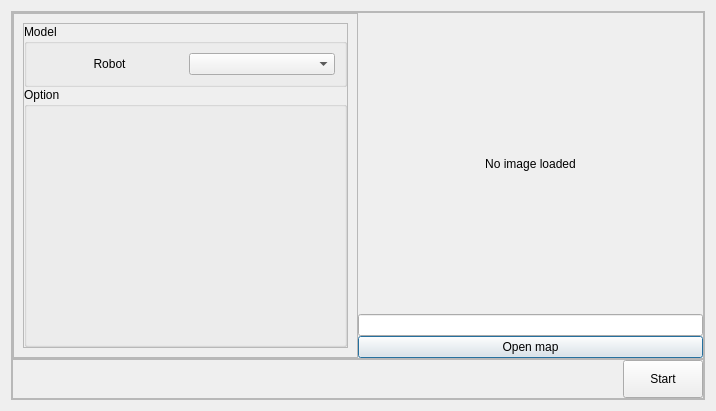
This is code/Multi-Agent-Simulator/dlgROSNavigation.ui in mhpark-etri/Multi-Agent-Simulator as Qt 5 draws it before an edit. The edited form follows.
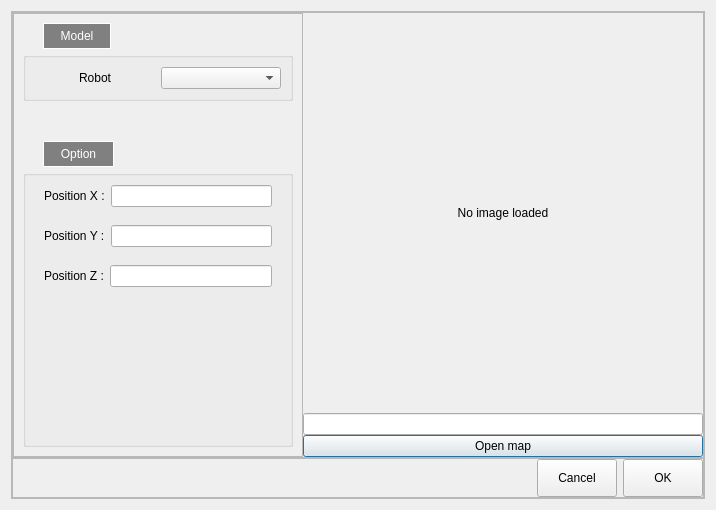
This is the edited form.

```diff
--- a/code/Multi-Agent-Simulator/dlgROSNavigation.ui
+++ b/code/Multi-Agent-Simulator/dlgROSNavigation.ui
@@ -11,7 +11,7 @@
    </rect>
   </property>
   <property name="windowTitle">
-   <string>ROS-Navigation</string>
+   <string>Collaboration Setting</string>
   </property>
   <layout class="QVBoxLayout" name="verticalLayout">
    <item>
@@ -84,7 +84,7 @@
                    <rect>
                     <x>0</x>
                     <y>0</y>
-                    <width>338</width>
+                    <width>288</width>
                     <height>335</height>
                    </rect>
                   </property>
@@ -92,7 +92,7 @@
                    <item>
                     <widget class="QFrame" name="frame_4">
                      <property name="frameShape">
-                      <enum>QFrame::StyledPanel</enum>
+                      <enum>QFrame::NoFrame</enum>
                      </property>
                      <property name="frameShadow">
                       <enum>QFrame::Raised</enum>
@@ -114,9 +114,9 @@
                        <number>0</number>
                       </property>
                       <item>
-                       <layout class="QVBoxLayout" name="verticalLayout_7" stretch="0,1">
+                       <layout class="QVBoxLayout" name="verticalLayout_7" stretch="0,0,1">
                         <item>
-                         <widget class="QGroupBox" name="groupBox">
+                         <widget class="QGroupBox" name="gbCollaborationSettingModel">
                           <property name="sizePolicy">
                            <sizepolicy hsizetype="Preferred" vsizetype="Expanding">
                             <horstretch>0</horstretch>
@@ -129,6 +129,22 @@
                             <height>0</height>
                            </size>
                           </property>
+                          <property name="styleSheet">
+                           <string notr="true">QGroupBox#gbCollaborationSettingModel {
+    border: 1px solid 	darkgray;
+    margin-top: 15px;
+	color:white
+}
+
+QGroupBox#gbCollaborationSettingModel::title {
+    subcontrol-position: top left;
+    border: 1px solid white;
+    background-color: gray;
+    padding: 5px 15px 5px 15px;
+    top: -15px;
+	left: 20px;
+}</string>
+                          </property>
                           <property name="title">
                            <string>Model</string>
                           </property>
@@ -140,7 +156,7 @@
                             <number>0</number>
                            </property>
                            <property name="topMargin">
-                            <number>0</number>
+                            <number>15</number>
                            </property>
                            <property name="rightMargin">
                             <number>0</number>
@@ -177,10 +193,126 @@
                          </widget>
                         </item>
                         <item>
-                         <widget class="QGroupBox" name="groupBox_2">
+                         <spacer name="verticalSpacer_2">
+                          <property name="orientation">
+                           <enum>Qt::Vertical</enum>
+                          </property>
+                          <property name="sizeHint" stdset="0">
+                           <size>
+                            <width>20</width>
+                            <height>40</height>
+                           </size>
+                          </property>
+                         </spacer>
+                        </item>
+                        <item>
+                         <widget class="QGroupBox" name="gbCollaborationSettingOption">
+                          <property name="styleSheet">
+                           <string notr="true">QGroupBox#gbCollaborationSettingOption {
+    border: 1px solid 	darkgray;
+    margin-top: 15px;
+	color:white
+}
+
+QGroupBox#gbCollaborationSettingOption::title {
+    subcontrol-position: top left;
+    border: 1px solid white;
+    background-color: gray;
+    padding: 5px 15px 5px 15px;
+    top: -15px;
+	left: 20px;
+}</string>
+                          </property>
                           <property name="title">
                            <string>Option</string>
                           </property>
+                          <layout class="QVBoxLayout" name="verticalLayout_8">
+                           <property name="spacing">
+                            <number>0</number>
+                           </property>
+                           <property name="topMargin">
+                            <number>15</number>
+                           </property>
+                           <item>
+                            <widget class="QFrame" name="frame_6">
+                             <property name="frameShape">
+                              <enum>QFrame::NoFrame</enum>
+                             </property>
+                             <property name="frameShadow">
+                              <enum>QFrame::Raised</enum>
+                             </property>
+                             <layout class="QHBoxLayout" name="horizontalLayout_8">
+                              <item>
+                               <widget class="QLabel" name="label_2">
+                                <property name="text">
+                                 <string>Position X :</string>
+                                </property>
+                               </widget>
+                              </item>
+                              <item>
+                               <widget class="QLineEdit" name="ledtROSNaviRobotsPosX"/>
+                              </item>
+                             </layout>
+                            </widget>
+                           </item>
+                           <item>
+                            <widget class="QFrame" name="frame_7">
+                             <property name="frameShape">
+                              <enum>QFrame::NoFrame</enum>
+                             </property>
+                             <property name="frameShadow">
+                              <enum>QFrame::Raised</enum>
+                             </property>
+                             <layout class="QHBoxLayout" name="horizontalLayout_9">
+                              <item>
+                               <widget class="QLabel" name="label_3">
+                                <property name="text">
+                                 <string>Position Y :</string>
+                                </property>
+                               </widget>
+                              </item>
+                              <item>
+                               <widget class="QLineEdit" name="ledtROSNaviRobotsPosY"/>
+                              </item>
+                             </layout>
+                            </widget>
+                           </item>
+                           <item>
+                            <widget class="QFrame" name="frame_8">
+                             <property name="frameShape">
+                              <enum>QFrame::NoFrame</enum>
+                             </property>
+                             <property name="frameShadow">
+                              <enum>QFrame::Raised</enum>
+                             </property>
+                             <layout class="QHBoxLayout" name="horizontalLayout_10">
+                              <item>
+                               <widget class="QLabel" name="label_4">
+                                <property name="text">
+                                 <string>Position Z :</string>
+                                </property>
+                               </widget>
+                              </item>
+                              <item>
+                               <widget class="QLineEdit" name="ledtROSNaviRobotsPosZ"/>
+                              </item>
+                             </layout>
+                            </widget>
+                           </item>
+                           <item>
+                            <spacer name="verticalSpacer">
+                             <property name="orientation">
+                              <enum>Qt::Vertical</enum>
+                             </property>
+                             <property name="sizeHint" stdset="0">
+                              <size>
+                               <width>20</width>
+                               <height>40</height>
+                              </size>
+                             </property>
+                            </spacer>
+                           </item>
+                          </layout>
                          </widget>
                         </item>
                        </layout>
@@ -195,9 +327,21 @@
               </layout>
              </item>
              <item>
-              <layout class="QVBoxLayout" name="verticalLayout_4">
+              <layout class="QVBoxLayout" name="verticalLayout_4" stretch="0,1,0">
                <item>
                 <widget class="QLabel" name="lbROSNavigationMapImg">
+                 <property name="sizePolicy">
+                  <sizepolicy hsizetype="Fixed" vsizetype="Fixed">
+                   <horstretch>0</horstretch>
+                   <verstretch>0</verstretch>
+                  </sizepolicy>
+                 </property>
+                 <property name="minimumSize">
+                  <size>
+                   <width>400</width>
+                   <height>400</height>
+                  </size>
+                 </property>
                  <property name="text">
                   <string>No image loaded</string>
                  </property>
@@ -272,7 +416,7 @@
            <item>
             <layout class="QHBoxLayout" name="horizontalLayout_3">
              <property name="spacing">
-              <number>0</number>
+              <number>6</number>
              </property>
              <item>
               <spacer name="horizontalSpacer">
@@ -287,6 +431,19 @@
                </property>
               </spacer>
              </item>
+             <item>
+              <widget class="QPushButton" name="btnROSNavigationCancel">
+               <property name="sizePolicy">
+                <sizepolicy hsizetype="Minimum" vsizetype="Preferred">
+                 <horstretch>0</horstretch>
+                 <verstretch>0</verstretch>
+                </sizepolicy>
+               </property>
+               <property name="text">
+                <string>Cancel</string>
+               </property>
+              </widget>
+             </item>
              <item>
               <widget class="QPushButton" name="btnROSNavigationStart">
                <property name="sizePolicy">
@@ -296,7 +453,7 @@
                 </sizepolicy>
                </property>
                <property name="text">
-                <string>Start</string>
+                <string>OK</string>
                </property>
               </widget>
              </item>
```
